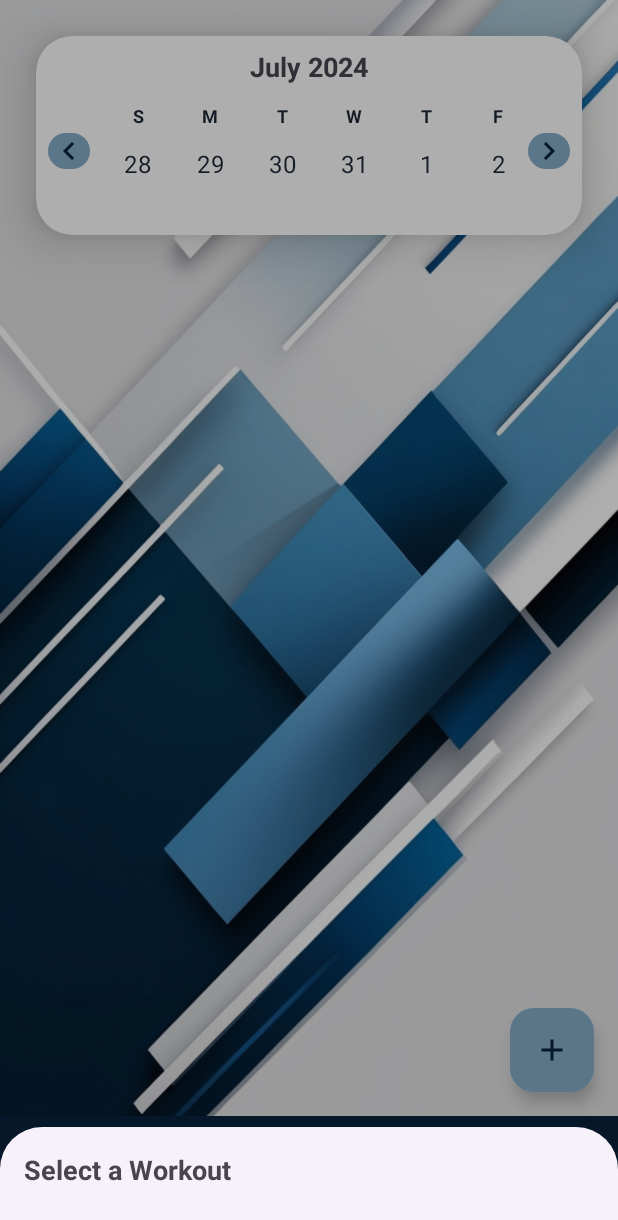
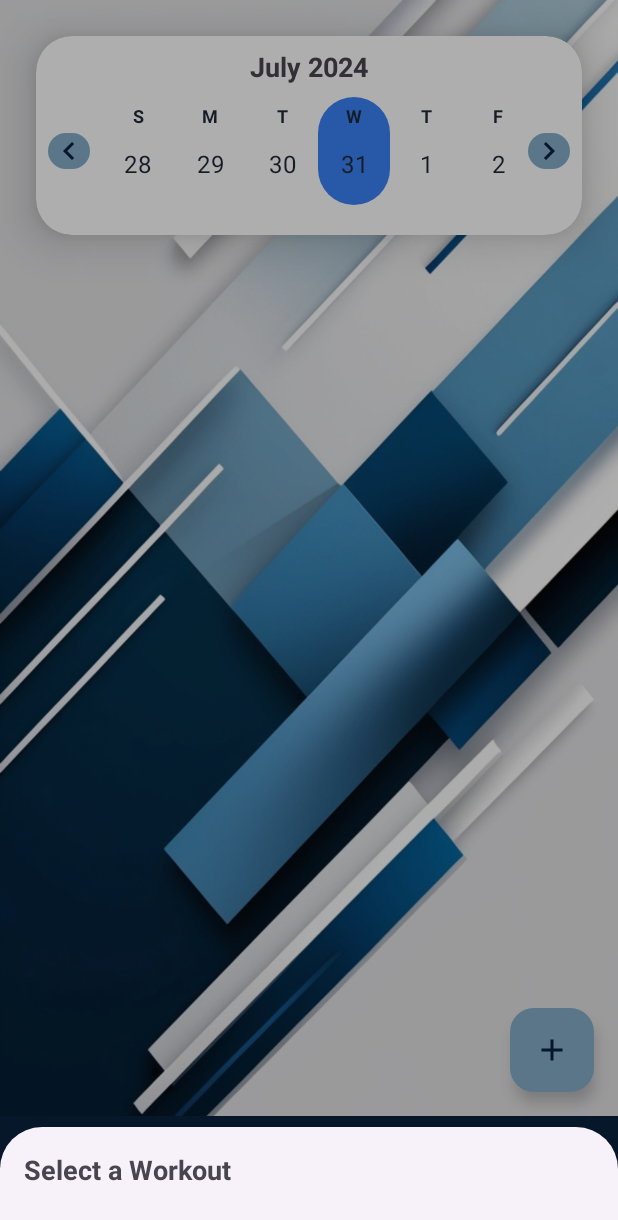
Before and after one commit to ShaiShillo/Fitness-Training-App, an Android app: the HomeFragment screen opened through its navigation route, after a tap on "Choose A Workout", on a phone screen of 412 x 824 dp. Shown: the top 1220 px of the screen. Run offline under Robolectric (Android 15) with nearby library versions, the phone set to English and light mode, and no system bars; our stand-ins replace Room's generated code, data binding, navigation-ui.

Commit message:
Fix HomeFragment Calendar Initialization and Update Logic
- Initialize `selectedDate` to the current date on fragment creation.
- Update `WeeklyCalendarAdapter` to highlight the selected date.
- Correct `updateWeeklyCalendar` method to remove unnecessary parameter.
- Ensure calendar and workouts are correctly re-initialized and fetched on fragment resume.
- Restore swipe-to-delete functionality for workouts in the calendar view.
- Ensure workouts are displayed correctly when adding from the bottom sheet dialog.
- Implement navigation to `WorkoutDetailFragment` from `HomeFragment` workout items.

```diff
--- a/app/src/main/java/com/example/exerciseappapi/HomeFragment.kt
+++ b/app/src/main/java/com/example/exerciseappapi/HomeFragment.kt
@@ -10,6 +10,7 @@ import androidx.lifecycle.ViewModelProvider
 import androidx.recyclerview.widget.ItemTouchHelper
 import androidx.recyclerview.widget.LinearLayoutManager
 import androidx.recyclerview.widget.RecyclerView
+import androidx.navigation.fragment.findNavController
 import com.example.exerciseappapi.databinding.FragmentHomeBinding
 import com.google.android.material.bottomsheet.BottomSheetDialog
 import java.text.SimpleDateFormat
@@ -31,6 +32,9 @@ class HomeFragment : Fragment() {
         binding = FragmentHomeBinding.inflate(inflater, container, false)
         exerciseViewModel = ViewModelProvider(this).get(ExerciseViewModel::class.java)
 
+        // Initialize selectedDate to the current date
+        selectedDate = SimpleDateFormat("yyyy-MM-dd", Locale.getDefault()).format(Date())
+
         setupWeeklyCalendar()
         setupRecyclerView()
 
@@ -41,51 +45,59 @@ class HomeFragment : Fragment() {
         return binding.root
     }
 
+    override fun onResume() {
+        super.onResume()
+        // Re-initialize the calendar and fetch data when returning to this fragment
+        updateCalendarAndWorkouts()
+    }
+
+    private fun updateCalendarAndWorkouts() {
+        updateWeeklyCalendar()
+        updateWorkoutsForSelectedDate()
+    }
+
     private fun setupWeeklyCalendar() {
-        val yearMonthTextView = binding.weeklyCalendarContainer.textViewYearMonth
-        updateWeeklyCalendar(yearMonthTextView)
+        val recyclerViewWeek = binding.weeklyCalendarContainer.recyclerViewWeek
+        calendarAdapter = WeeklyCalendarAdapter(emptyList()) { date ->
+            selectedDate = SimpleDateFormat("yyyy-MM-dd", Locale.getDefault()).format(date)
+            exerciseViewModel.setSelectedDate(selectedDate)
+            updateWorkoutsForSelectedDate()
+        }
+        recyclerViewWeek.layoutManager = LinearLayoutManager(context, LinearLayoutManager.HORIZONTAL, false)
+        recyclerViewWeek.adapter = calendarAdapter
+
+        updateWeeklyCalendar()
 
         binding.weeklyCalendarContainer.previousWeekButton.setOnClickListener {
             currentWeekStart.add(Calendar.WEEK_OF_YEAR, -1)
-            updateWeeklyCalendar(yearMonthTextView)
+            updateWeeklyCalendar()
         }
 
         binding.weeklyCalendarContainer.nextWeekButton.setOnClickListener {
             currentWeekStart.add(Calendar.WEEK_OF_YEAR, 1)
-            updateWeeklyCalendar(yearMonthTextView)
+            updateWeeklyCalendar()
         }
     }
 
-    private fun updateWeeklyCalendar(yearMonthTextView: TextView) {
+    private fun updateWeeklyCalendar() {
         val daysOfWeek = getDaysOfWeek(currentWeekStart.time)
-        val recyclerViewWeek = binding.weeklyCalendarContainer.recyclerViewWeek
+        calendarAdapter.updateDays(daysOfWeek)
 
-        if (!::calendarAdapter.isInitialized) {
-            calendarAdapter = WeeklyCalendarAdapter(daysOfWeek) { date ->
-                selectedDate = SimpleDateFormat("yyyy-MM-dd", Locale.getDefault()).format(date)
-                exerciseViewModel.setSelectedDate(selectedDate)
-                updateWorkoutsForSelectedDate()
-            }
-            recyclerViewWeek.layoutManager = LinearLayoutManager(context, LinearLayoutManager.HORIZONTAL, false)
-            recyclerViewWeek.adapter = calendarAdapter
-        } else {
-            calendarAdapter.updateDays(daysOfWeek)
-        }
+        // Update year and month display
+        val yearMonthFormat = SimpleDateFormat("MMMM yyyy", Locale.getDefault())
+        binding.weeklyCalendarContainer.textViewYearMonth.text = yearMonthFormat.format(currentWeekStart.time)
 
-        val yearMonthFormat = SimpleDateFormat("MMMM yyyy", Locale.getDefault())
-        yearMonthTextView.text = yearMonthFormat.format(currentWeekStart.time)
+        // Ensure the current date is displayed as selected
+        calendarAdapter.setSelectedDate(SimpleDateFormat("yyyy-MM-dd", Locale.getDefault()).parse(selectedDate)!!)
     }
 
     private fun getDaysOfWeek(startDate: Date): List<Date> {
         val calendar = Calendar.getInstance()
         calendar.time = startDate
         calendar.set(Calendar.DAY_OF_WEEK, calendar.firstDayOfWeek)
-        val days = mutableListOf<Date>()
-        for (i in 0..6) {
-            days.add(calendar.time)
-            calendar.add(Calendar.DAY_OF_MONTH, 1)
+        return (0..6).map {
+            calendar.time.also { calendar.add(Calendar.DAY_OF_MONTH, 1) }
         }
-        return days
     }
 
     private fun setupRecyclerView() {
@@ -97,7 +109,7 @@ class HomeFragment : Fragment() {
         }, { workout, position ->
             exerciseViewModel.removeWorkoutFromDate(workout, selectedDate)
             updateWorkoutsForSelectedDate()
-        })
+        }, showEditButton = false, showDeleteButton = false)
         binding.recyclerView.adapter = adapter
 
         exerciseViewModel.workoutsForSelectedDate.observe(viewLifecycleOwner) { workouts ->
@@ -136,14 +148,18 @@ class HomeFragment : Fragment() {
         val recyclerView = bottomSheetView.findViewById<RecyclerView>(R.id.recyclerView)
         recyclerView.layoutManager = LinearLayoutManager(requireContext())
         val adapter = WorkoutAdapter(mutableListOf(), { workout ->
-            exerciseViewModel.addWorkoutToDate(workout, selectedDate)
-            bottomSheetDialog.dismiss()
-            updateWorkoutsForSelectedDate()
+            if (selectedDate.isNotEmpty()) {
+                exerciseViewModel.addWorkoutToDate(workout, selectedDate)
+                bottomSheetDialog.dismiss()
+                updateWorkoutsForSelectedDate()
+            } else {
+                // Show an error message or a Toast to inform the user to select a date first
+            }
         }, { workout ->
             // Handle edit click
         }, { workout, position ->
             // Handle delete click
-        })
+        }, showEditButton = false, showDeleteButton = false)
         recyclerView.adapter = adapter
 
         exerciseViewModel.getAllWorkoutsLiveData().observe(viewLifecycleOwner) { workouts ->
@@ -154,12 +170,7 @@ class HomeFragment : Fragment() {
     }
 
     private fun showWorkoutDetails(workout: WorkoutEntity) {
-        val workoutDetailsDialog = BottomSheetDialog(requireContext())
-        workoutDetailsDialog.setContentView(R.layout.fragment_workout_detail)
-
-        workoutDetailsDialog.findViewById<TextView>(R.id.workoutNameTextView)?.text = workout.workoutName
-        workoutDetailsDialog.findViewById<TextView>(R.id.workoutDateTextView)?.text = workout.creationDate.toString()
-
-        workoutDetailsDialog.show()
+        val action = HomeFragmentDirections.actionHomeFragmentToWorkoutDetailFragment(workout.toWorkout())
+        findNavController().navigate(action)
     }
 }
--- a/app/src/main/java/com/example/exerciseappapi/WeeklyCalendarAdapter.kt
+++ b/app/src/main/java/com/example/exerciseappapi/WeeklyCalendarAdapter.kt
@@ -34,7 +34,7 @@ class WeeklyCalendarAdapter(
     override fun onBindViewHolder(holder: DayViewHolder, position: Int) {
         holder.bind(days[position], position == selectedPosition) { date ->
             val oldPosition = selectedPosition
-            selectedPosition = position
+            selectedPosition = holder.adapterPosition
             notifyItemChanged(oldPosition)
             notifyItemChanged(selectedPosition)
             onDayClick(date)
@@ -47,4 +47,17 @@ class WeeklyCalendarAdapter(
         days = newDays
         notifyDataSetChanged()
     }
+
+    fun setSelectedDate(date: Date) {
+        val newPosition = days.indexOfFirst {
+            SimpleDateFormat("yyyy-MM-dd", Locale.getDefault()).format(it) ==
+                    SimpleDateFormat("yyyy-MM-dd", Locale.getDefault()).format(date)
+        }
+        if (newPosition != -1 && newPosition != selectedPosition) {
+            val oldPosition = selectedPosition
+            selectedPosition = newPosition
+            notifyItemChanged(oldPosition)
+            notifyItemChanged(selectedPosition)
+        }
+    }
 }
--- a/app/src/main/java/com/example/exerciseappapi/WorkoutAdapter.kt
+++ b/app/src/main/java/com/example/exerciseappapi/WorkoutAdapter.kt
@@ -11,7 +11,8 @@ class WorkoutAdapter(
     private val onItemClick: (WorkoutEntity) -> Unit,
     private val onEditClick: (WorkoutEntity) -> Unit,
     private val onDeleteClick: (WorkoutEntity, Int) -> Unit,
-    private val hideButtons: Boolean = false
+    private val showEditButton: Boolean,
+    private val showDeleteButton: Boolean
 ) : RecyclerView.Adapter<WorkoutAdapter.WorkoutViewHolder>() {
 
     override fun onCreateViewHolder(parent: ViewGroup, viewType: Int): WorkoutViewHolder {
@@ -20,12 +21,10 @@ class WorkoutAdapter(
     }
 
     override fun onBindViewHolder(holder: WorkoutViewHolder, position: Int) {
-        holder.bind(workouts[position], position)
+        holder.bind(workouts[position])
     }
 
-    override fun getItemCount() = workouts.size
-
-    fun getWorkoutAt(position: Int): WorkoutEntity = workouts[position]
+    override fun getItemCount(): Int = workouts.size
 
     fun setWorkouts(newWorkouts: List<WorkoutEntity>) {
         workouts.clear()
@@ -33,26 +32,26 @@ class WorkoutAdapter(
         notifyDataSetChanged()
     }
 
+    fun getWorkoutAt(position: Int): WorkoutEntity = workouts[position]
+
     inner class WorkoutViewHolder(private val binding: ItemWorkoutBinding) : RecyclerView.ViewHolder(binding.root) {
-        fun bind(workout: WorkoutEntity, position: Int) {
+        fun bind(workout: WorkoutEntity) {
             binding.workout = workout.toWorkout()
             binding.executePendingBindings()
-
-            if (hideButtons) {
-                binding.editButton.visibility = View.GONE
-                binding.deleteButton.visibility = View.GONE
-            }
 
             binding.root.setOnClickListener {
                 onItemClick(workout)
             }
 
+            binding.editButton.visibility = if (showEditButton) View.VISIBLE else View.GONE
+            binding.deleteButton.visibility = if (showDeleteButton) View.VISIBLE else View.GONE
+
+            binding.deleteButton.setOnClickListener {
+                onDeleteClick(workout, adapterPosition)
+            }
+
             binding.editButton.setOnClickListener {
                 onEditClick(workout)
-            }
-
-            binding.deleteButton.setOnClickListener {
-                onDeleteClick(workout, position)
             }
         }
     }
--- a/app/src/main/java/com/example/exerciseappapi/WorkoutsFragment.kt
+++ b/app/src/main/java/com/example/exerciseappapi/WorkoutsFragment.kt
@@ -69,7 +69,9 @@ class WorkoutsFragment : Fragment() {
             },
             onDeleteClick = { workoutEntity, position ->
                 showDeleteConfirmationDialog(workoutEntity, position)
-            }
+            },
+            showEditButton = true,
+            showDeleteButton = true
         )
         binding.workoutsRecyclerView.adapter = adapter
     }
--- a/app/src/main/res/navigation/nav_graph.xml
+++ b/app/src/main/res/navigation/nav_graph.xml
@@ -134,6 +134,15 @@
         <action
             android:id="@+id/action_homeFragment_to_mainFragment"
             app:destination="@id/mainFragment" />
+        <action
+            android:id="@+id/action_homeFragment_to_workoutDetailFragment"
+            app:destination="@id/workoutDetailFragment">
+            <argument
+                android:name="workout"
+                app:argType="com.example.exerciseappapi.Workout"
+                app:nullable="false" />
+        </action>
     </fragment>
 
+
 </navigation>
```
